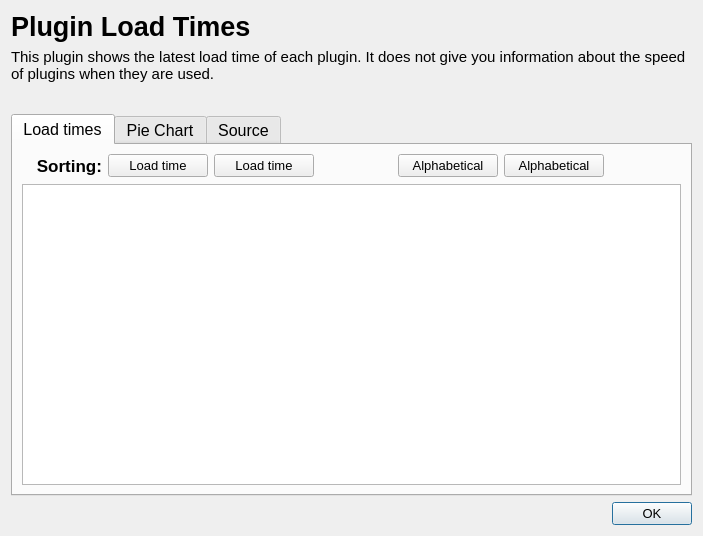
The window that PluginLoadTimes/plugin_load_times_dialog_base.ui (mstuyts/Plugin-Load-Times) describes before a commit, drawn with Qt 5.
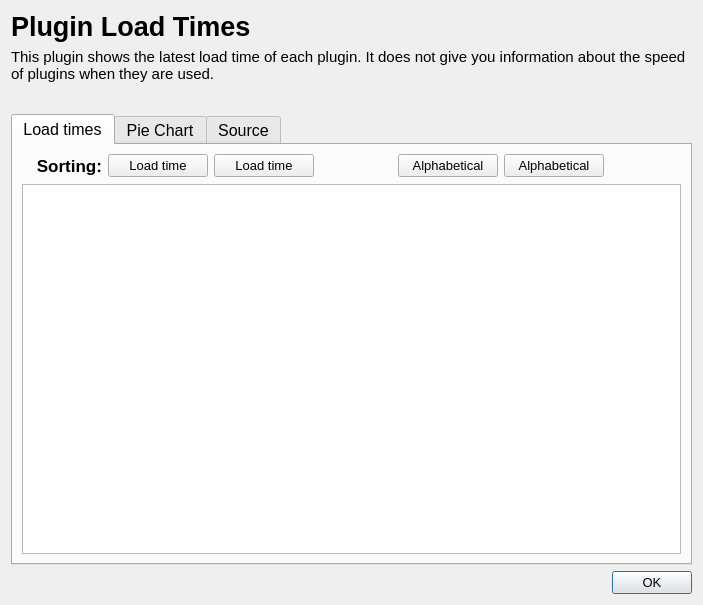
The same window after the commit. Icons and pictures are not drawn.

```diff
--- a/PluginLoadTimes/plugin_load_times_dialog_base.ui
+++ b/PluginLoadTimes/plugin_load_times_dialog_base.ui
@@ -13,7 +13,7 @@
     <x>0</x>
     <y>0</y>
     <width>703</width>
-    <height>536</height>
+    <height>605</height>
    </rect>
   </property>
   <property name="sizePolicy">
@@ -24,7 +24,7 @@
   </property>
   <property name="minimumSize">
    <size>
-    <width>700</width>
+    <width>650</width>
     <height>100</height>
    </size>
   </property>
```
